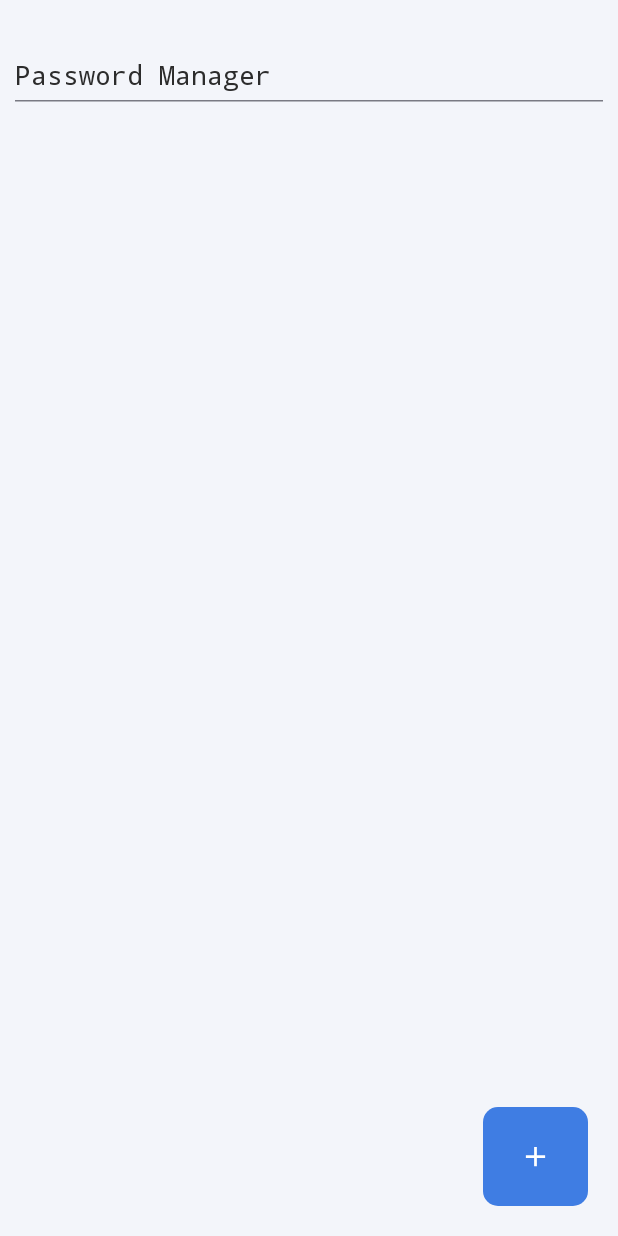
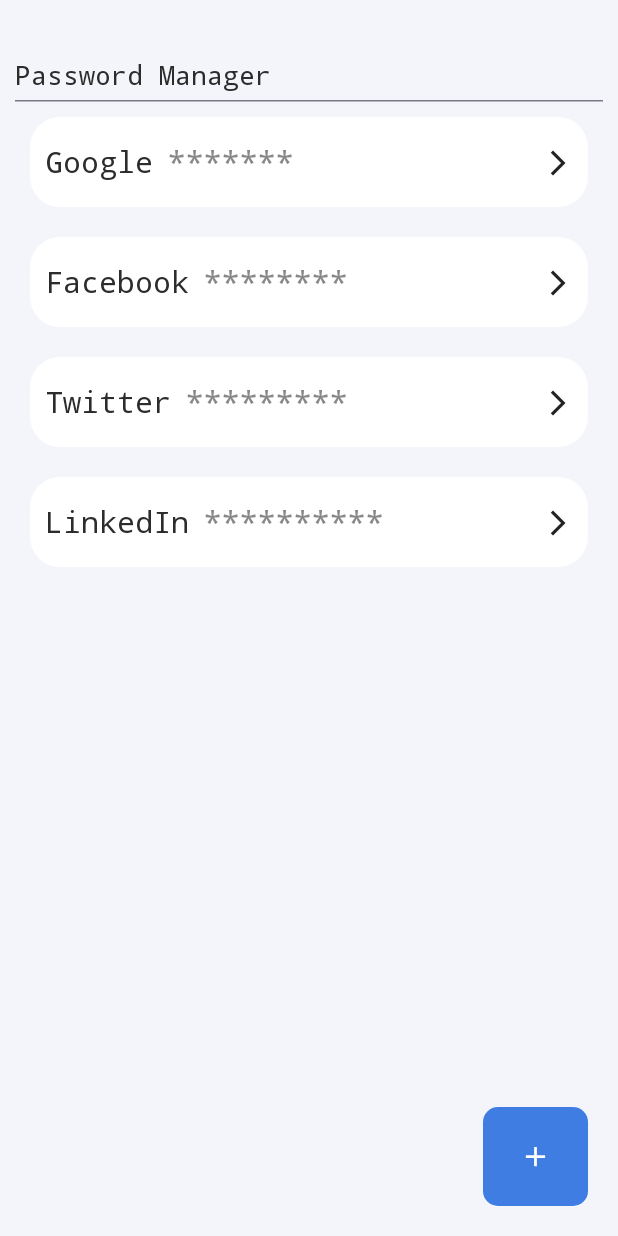
Before and after one commit to SAIF879/PASSWORD-MANAGER, an Android app built with Jetpack Compose: the screen it shows after launch (MainActivity), on a phone screen of 412 x 824 dp. Run offline under Robolectric (Android 15) with nearby library versions, the phone set to English and light mode, and no system bars; our stand-ins replace Dagger/Hilt's generated code.

Commit message:
refracotr and changes

```diff
--- a/app/src/main/java/com/example/passwordmanager/commonComponents/AddPasswordBottomSheet.kt
+++ b/app/src/main/java/com/example/passwordmanager/commonComponents/AddPasswordBottomSheet.kt
@@ -1 +1,25 @@
 package com.example.passwordmanager.commonComponents
+
+
+import androidx.compose.material3.BottomSheetDefaults
+import androidx.compose.material3.ExperimentalMaterial3Api
+import androidx.compose.material3.ModalBottomSheet
+import androidx.compose.material3.Text
+import androidx.compose.material3.rememberModalBottomSheetState
+import androidx.compose.runtime.Composable
+
+
+
+@OptIn(ExperimentalMaterial3Api::class)
+@Composable
+fun BottomSheet(onDismiss: () -> Unit) {
+    val modalBottomSheetState = rememberModalBottomSheetState()
+
+    ModalBottomSheet(
+        onDismissRequest = { onDismiss() },
+        sheetState = modalBottomSheetState,
+        dragHandle = { BottomSheetDefaults.DragHandle() },
+    ) {
+        Text(text = "Adsasdasdfasdfasfdas")
+    }
+}
--- /dev/null
+++ b/app/src/main/java/com/example/passwordmanager/commonComponents/ItemPassword.kt
@@ -0,0 +1,59 @@
+package com.example.passwordmanager.commonComponents
+
+import androidx.compose.foundation.background
+import androidx.compose.foundation.layout.Arrangement
+import androidx.compose.foundation.layout.Box
+import androidx.compose.foundation.layout.Row
+import androidx.compose.foundation.layout.Spacer
+import androidx.compose.foundation.layout.fillMaxWidth
+import androidx.compose.foundation.layout.height
+import androidx.compose.foundation.layout.padding
+import androidx.compose.foundation.layout.size
+import androidx.compose.foundation.shape.RoundedCornerShape
+import androidx.compose.runtime.Composable
+import androidx.compose.ui.Alignment
+import androidx.compose.ui.Modifier
+import androidx.compose.ui.draw.clip
+import androidx.compose.ui.graphics.Color
+import androidx.compose.ui.tooling.preview.Preview
+import androidx.compose.ui.unit.dp
+import com.example.passwordmanager.R
+import com.example.passwordmanager.ui.theme.MatteBlack
+
+@Preview
+@Composable
+fun ItemPassword(heading: String = "Google", placeholder: String = "*******") {
+    Box(
+        modifier = Modifier
+            .fillMaxWidth()
+            .height(80.dp)
+            .padding(10.dp)
+            .clip(RoundedCornerShape(20.dp))
+            .background(Color.White),
+        contentAlignment = Alignment.Center,
+
+        ) {
+        Row(
+            modifier = Modifier
+                .fillMaxWidth()
+                .padding(horizontal = 10.dp),
+            verticalAlignment = Alignment.CenterVertically,
+            horizontalArrangement = Arrangement.SpaceBetween
+        ) {
+            Row {
+                PasswordManagerTexts.TextAsBoldHeader(
+                    text = heading,
+                    color = MatteBlack,
+                    size = 20)
+                Spacer(modifier = Modifier.size(10.dp))
+                PasswordManagerTexts.TextAsBoldHeader(
+                    text = placeholder,
+                    color = Color.Gray,
+                    size = 20,
+                    modifier = Modifier.align(Alignment.CenterVertically)
+                )
+            }
+            PasswordManagerIcons(icon = R.drawable.ic_arrow_right, size = 20)
+        }
+    }
+}
--- a/app/src/main/java/com/example/passwordmanager/commonComponents/PasswordButtons.kt
+++ b/app/src/main/java/com/example/passwordmanager/commonComponents/PasswordButtons.kt
@@ -91,7 +91,7 @@ fun InputButton(
 @Composable
 fun NewPasswordButton(
     modifier: Modifier=Modifier,
-    onClick: () -> Unit = {}
+    onClick:   () -> Unit = {}
 ) {
     Button(onClick = { onClick.invoke() }, modifier = modifier
         .width(70.dp)
--- a/app/src/main/java/com/example/passwordmanager/mainflow/home/ui/HomeScreen.kt
+++ b/app/src/main/java/com/example/passwordmanager/mainflow/home/ui/HomeScreen.kt
@@ -11,13 +11,20 @@ import androidx.compose.foundation.layout.padding
 import androidx.compose.foundation.layout.size
 import androidx.compose.foundation.layout.wrapContentWidth
 import androidx.compose.foundation.lazy.LazyColumn
+import androidx.compose.foundation.lazy.items
+import androidx.compose.material3.ExperimentalMaterial3Api
 import androidx.compose.material3.HorizontalDivider
+import androidx.compose.material3.rememberModalBottomSheetState
 import androidx.compose.runtime.Composable
+import androidx.compose.runtime.mutableStateOf
+import androidx.compose.runtime.*
 import androidx.compose.ui.Alignment
 import androidx.compose.ui.Modifier
 import androidx.compose.ui.graphics.Color
 import androidx.compose.ui.platform.LocalContext
 import androidx.compose.ui.unit.dp
+import com.example.passwordmanager.commonComponents.BottomSheet
+import com.example.passwordmanager.commonComponents.ItemPassword
 import com.example.passwordmanager.commonComponents.NewAccountButton
 import com.example.passwordmanager.commonComponents.NewPasswordButton
 import com.example.passwordmanager.commonComponents.PasswordManagerTexts
@@ -26,9 +33,17 @@ import com.example.passwordmanager.ui.theme.MatteBlack
 import com.example.passwordmanager.utils.extentions.showToast
 
 
+@OptIn(ExperimentalMaterial3Api::class)
 @Composable
 fun HomeScreen(){
     val context = LocalContext.current
+    var showSheet by remember { mutableStateOf(false) }
+
+    if (showSheet) {
+        BottomSheet() {
+            showSheet = false
+        }
+    }
     Column(
             modifier = Modifier
                 .fillMaxSize()
@@ -50,8 +65,10 @@ fun HomeScreen(){
                         color = MatteBlack, size = 18 , modifier = Modifier.padding(10.dp) )
                     Spacer(modifier = Modifier.size(5.dp))
                     HorizontalDivider()
-                    LazyColumn (modifier = Modifier.fillMaxSize()){
-
+                    LazyColumn(modifier = Modifier.fillMaxSize()) {
+                        items(passwordItems) { item ->
+                            ItemPassword(heading = item.heading, placeholder = item.placeholder)
+                        }
                     }
                 }
                 Column(modifier = Modifier
@@ -60,7 +77,8 @@ fun HomeScreen(){
                     .padding(10.dp)) {
                     Row(modifier = Modifier.fillMaxWidth() , horizontalArrangement = Arrangement.End) {
                         NewPasswordButton{
-                            context.showToast("clicked")
+                                showSheet = true
+
                         }
                     }
                 }
@@ -69,3 +87,10 @@ fun HomeScreen(){
         }
 
 }
+data class PasswordItem(val heading: String, val placeholder: String)
+val passwordItems = listOf(
+    PasswordItem("Google", "*******"),
+    PasswordItem("Facebook", "********"),
+    PasswordItem("Twitter", "*********"),
+    PasswordItem("LinkedIn", "**********")
+)
--- /dev/null
+++ b/app/src/main/res/drawable/ic_arrow_right.xml
@@ -0,0 +1,5 @@
+<vector xmlns:android="http://schemas.android.com/apk/res/android" android:autoMirrored="true" android:height="24dp" android:tint="#242323" android:viewportHeight="24" android:viewportWidth="24" android:width="24dp">
+
+    <path android:fillColor="@android:color/white" android:pathData="M6.23,20.23l1.77,1.77l10,-10l-10,-10l-1.77,1.77l8.23,8.23z"/>
+
+</vector>
```
